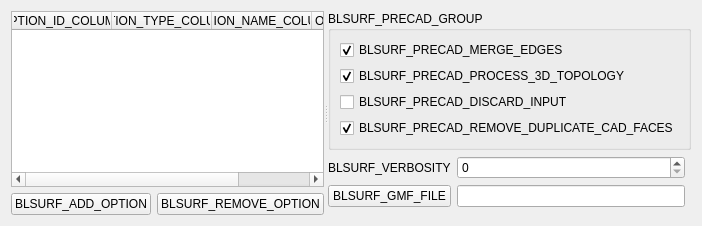
SalomePlatform/blsurfplugin, file src/GUI/BLSURFPluginGUI_AdvWidget_QTD.ui: the form before one commit.
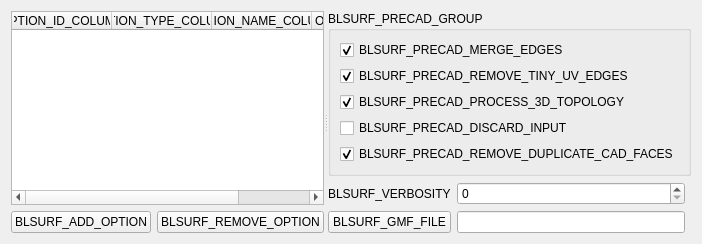
The form after the commit.

Commit message: Adding the preprocessor option remove_tiny_uv_edges to the user interface. We set it to off by default in Salome so that the cleanup is done only if the user explicitly asks to. Otherwise, this option is on by default when calling CADSurf.

```diff
--- a/src/GUI/BLSURFPluginGUI_AdvWidget_QTD.ui
+++ b/src/GUI/BLSURFPluginGUI_AdvWidget_QTD.ui
@@ -97,7 +97,17 @@
             </property>
            </widget>
           </item>
-          <item row="1" column="0">
+          <item row="1" column="0" colspan="2">
+           <widget class="QCheckBox" name="myPreCADRemoveTinyUVEdges">
+            <property name="text">
+             <string>BLSURF_PRECAD_REMOVE_TINY_UV_EDGES</string>
+            </property>
+            <property name="checked">
+             <bool>true</bool>
+            </property>
+           </widget>
+          </item>
+          <item row="2" column="0">
            <widget class="QCheckBox" name="myPreCADProcess3DTopology">
             <property name="text">
              <string>BLSURF_PRECAD_PROCESS_3D_TOPOLOGY</string>
@@ -107,14 +117,14 @@
             </property>
            </widget>
           </item>
-          <item row="2" column="0" colspan="2">
+          <item row="3" column="0" colspan="2">
            <widget class="QCheckBox" name="myPreCADDiscardInput">
             <property name="text">
              <string>BLSURF_PRECAD_DISCARD_INPUT</string>
             </property>
            </widget>
           </item>
-          <item row="3" column="0" colspan="2">
+          <item row="4" column="0" colspan="2">
            <widget class="QCheckBox" name="myPreCADRemoveDuplicateCADFaces">
             <property name="text">
              <string>BLSURF_PRECAD_REMOVE_DUPLICATE_CAD_FACES</string>
```
Left out of the diff: 1 changed line with no effect on the pictures. The commit also changes 14 other files.
